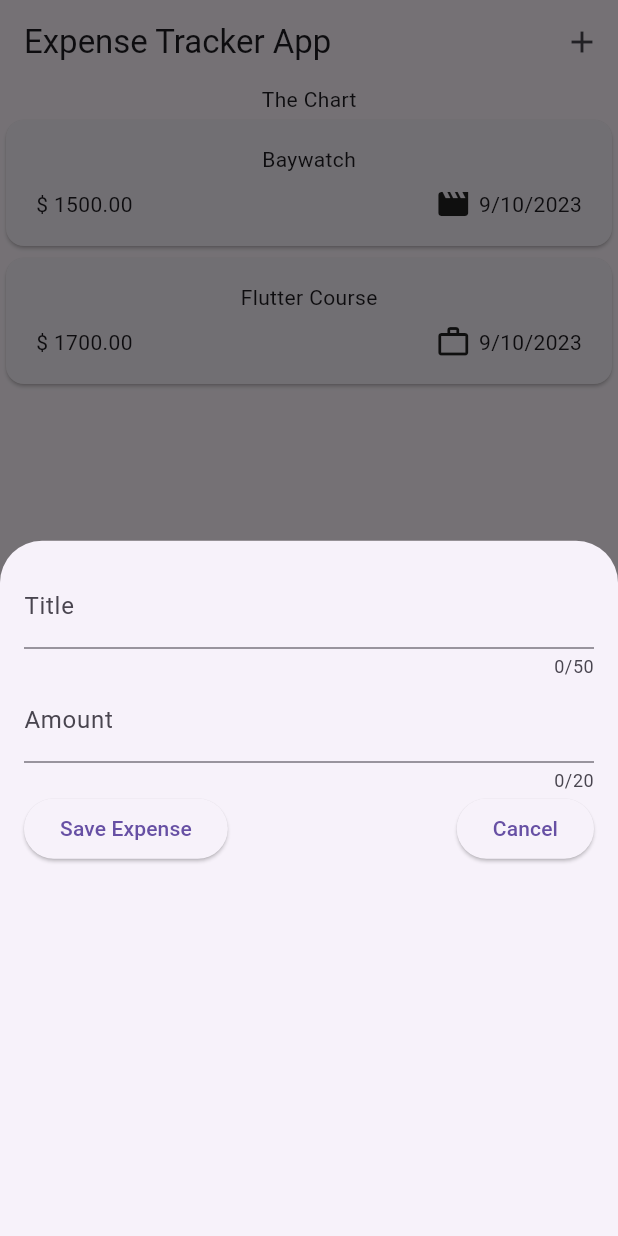
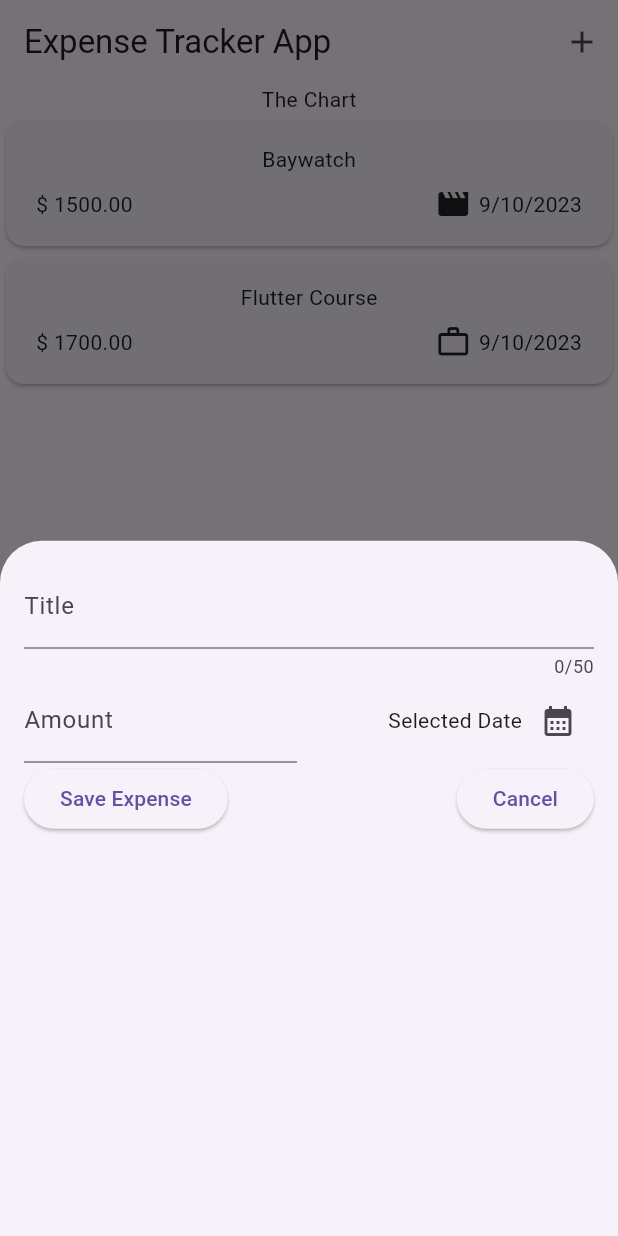
Before and after one commit to ryan541/Expense-Tracker-App, a Flutter app: the screen it shows after launch, after a tap on the "add" icon, on a phone screen of 412 x 824 dp. Run offline on Flutter 3.47's test engine with Material 2 defaults, Android fonts, the phone set to English and light mode, and no system bars.

Commit message:
Date Picker

```diff
--- a/lib/main.dart
+++ b/lib/main.dart
@@ -3,6 +3,7 @@
 
 void main() {
   runApp(MaterialApp(
+    debugShowCheckedModeBanner: false,
     theme: ThemeData(useMaterial3: true),
     home: const Expenses(),
   ));
--- a/lib/widgets/new_expense.dart
+++ b/lib/widgets/new_expense.dart
@@ -1,4 +1,6 @@
 import 'package:flutter/material.dart';
+
+import '../models/expense.dart';
 
 class NewExpense extends StatefulWidget {
   const NewExpense({super.key});
@@ -16,6 +18,23 @@
 
   final _titleController = TextEditingController();
   final _amountController = TextEditingController();
+  DateTime? _selectedDate;
+
+  void _presentDatePicker() async {
+    final now = DateTime.now();
+    final firstDate = DateTime(now.year - 1, now.month, now.day);
+
+    final pickedDate = await showDatePicker(
+      context: context,
+      initialDate: now,
+      firstDate: firstDate,
+      lastDate: now,
+    );
+
+    setState(() {
+      _selectedDate = pickedDate;
+    });
+  }
 
   @override
   void dispose() {
@@ -29,6 +48,7 @@
     return Padding(
       padding: const EdgeInsets.all(16.0),
       child: Column(
+        //mainAxisSize: MainAxisSize.min,
         children: [
           TextField(
             //onChanged: _saveTitleInput,
@@ -38,14 +58,37 @@
               label: Text('Title'),
             ),
           ),
-          TextField(
+          Row(
+            children: [
+              Expanded(
+                child: TextField(
                   keyboardType: TextInputType.number,
                   controller: _amountController,
-            maxLength: 20,
                   decoration: const InputDecoration(
                     prefixText: '\$ ',
                     label: Text('Amount'),
                   ),
+                ),
+              ),
+              const SizedBox(
+                width: 16,
+              ),
+              Expanded(
+                child: Row(
+                  mainAxisAlignment: MainAxisAlignment.end,
+                  crossAxisAlignment: CrossAxisAlignment.center,
+                  children: [
+                    Text(_selectedDate == null
+                        ? 'Selected Date'
+                        : formatter.format(_selectedDate!)),
+                    IconButton(
+                      onPressed: _presentDatePicker,
+                      icon: const Icon(Icons.calendar_month),
+                    ),
+                  ],
+                ),
+              ),
+            ],
           ),
           Row(
             children: [
```
Lines whose indentation alone changed are shown as unchanged.
